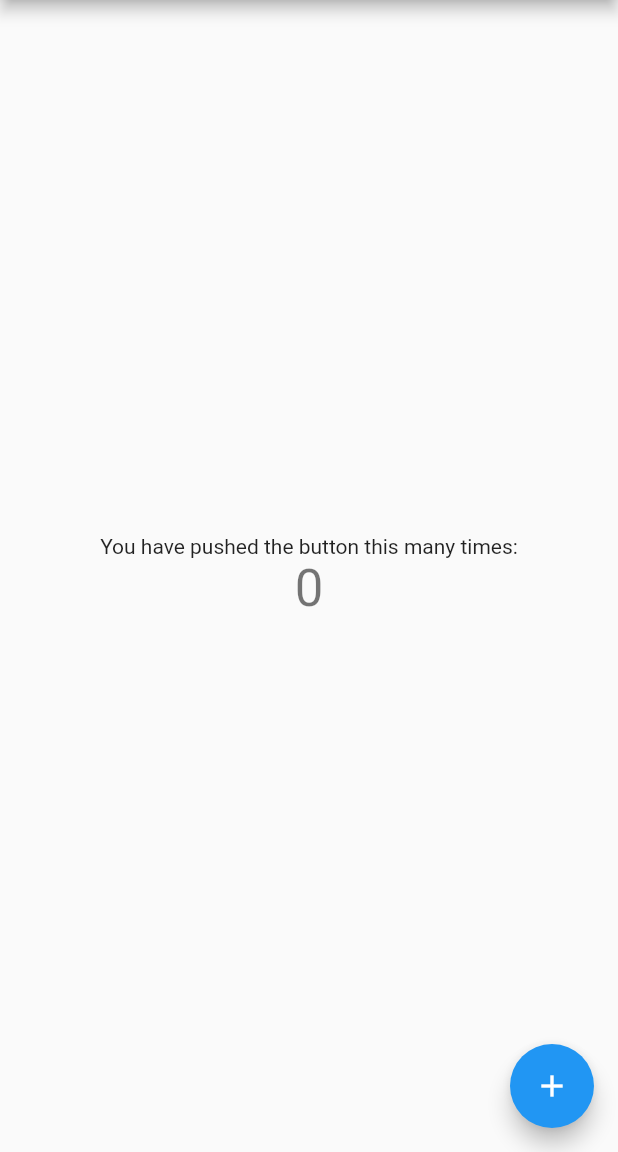
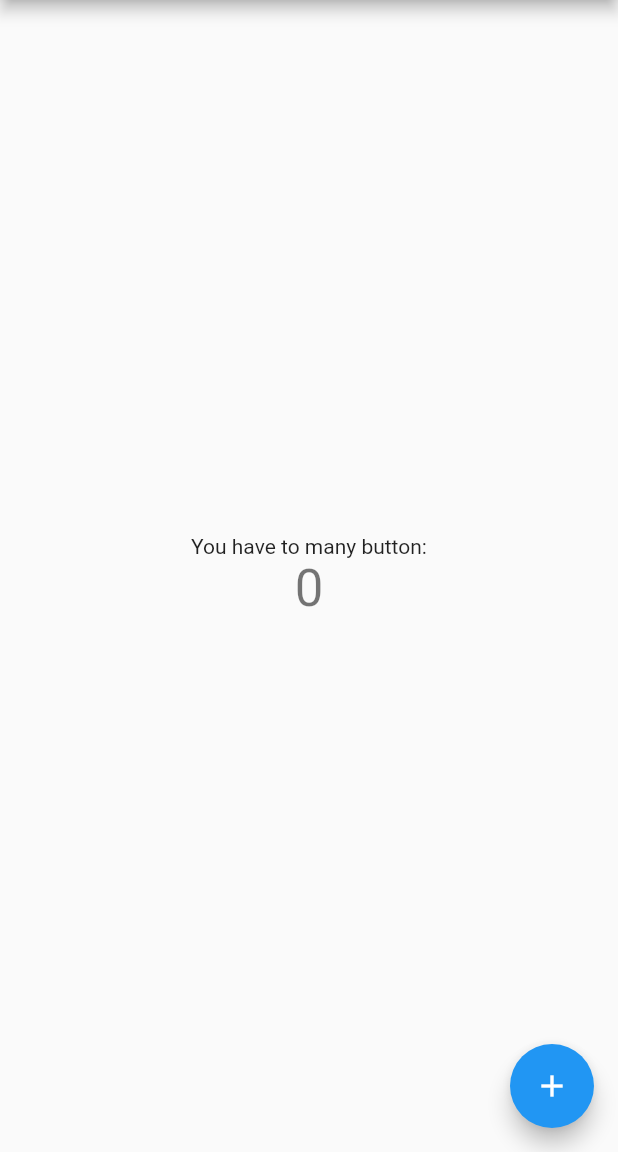
Before and after one commit to apu-hub/flutter-github-action, a Flutter app: the screen it shows after launch, on a phone screen of 412 x 824 dp, the part 84-1236 px from its top. Run offline on Flutter 3.47's test engine with Material 2 defaults, Android fonts, the phone set to English and light mode, and no system bars.

```diff
--- a/lib/main.dart
+++ b/lib/main.dart
@@ -96,7 +96,7 @@ class _MyHomePageState extends State<MyHomePage> {
           mainAxisAlignment: MainAxisAlignment.center,
           children: <Widget>[
             const Text(
-              'You have pushed the button this many times:',
+              'You have to many button:',
             ),
             Text(
               '$_counter',
```
Also changed, not shown: 1 other file.
